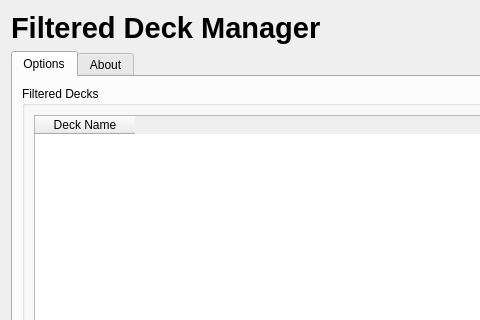
Before: the Qt Designer form FilteredDeckManager/Designer/form.ui in arvinddraffen/FilteredDeckManagerPlugin, drawn with Qt 5; both pictures show x 0 to 480 and y 0 to 320 of the 605 by 641 pixel window.
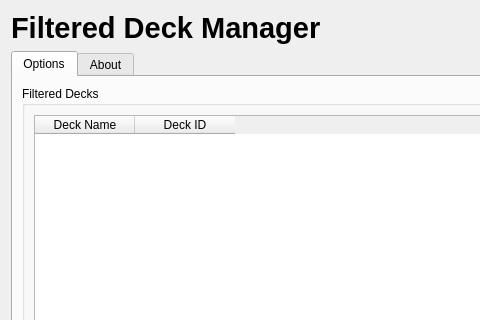
After: the same form once the commit is applied.

Commit message: Populate table widget with filtered decks.

Patch:
```diff
--- a/FilteredDeckManager/Designer/form.ui
+++ b/FilteredDeckManager/Designer/form.ui
@@ -55,6 +55,11 @@
                 <string>Deck Name</string>
                </property>
               </column>
+              <column>
+               <property name="text">
+                <string>Deck ID</string>
+               </property>
+              </column>
              </widget>
             </item>
            </layout>
```
Left out of the diff: 2 changed lines with no effect on the pictures. The commit also changes 3 other files.
